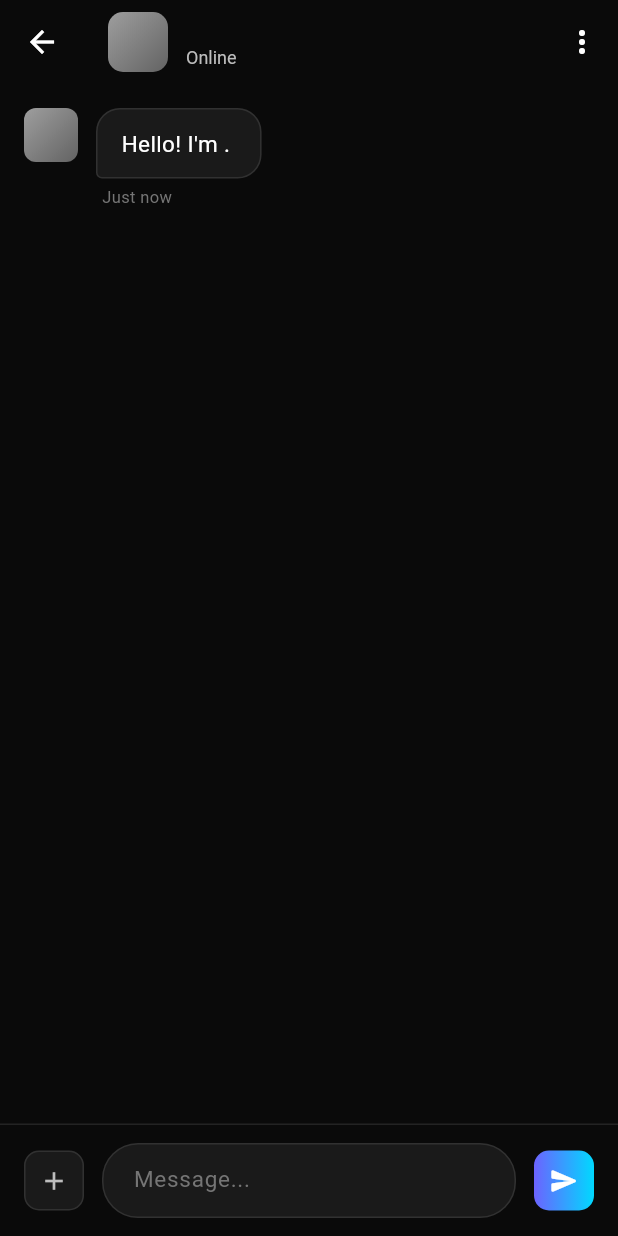
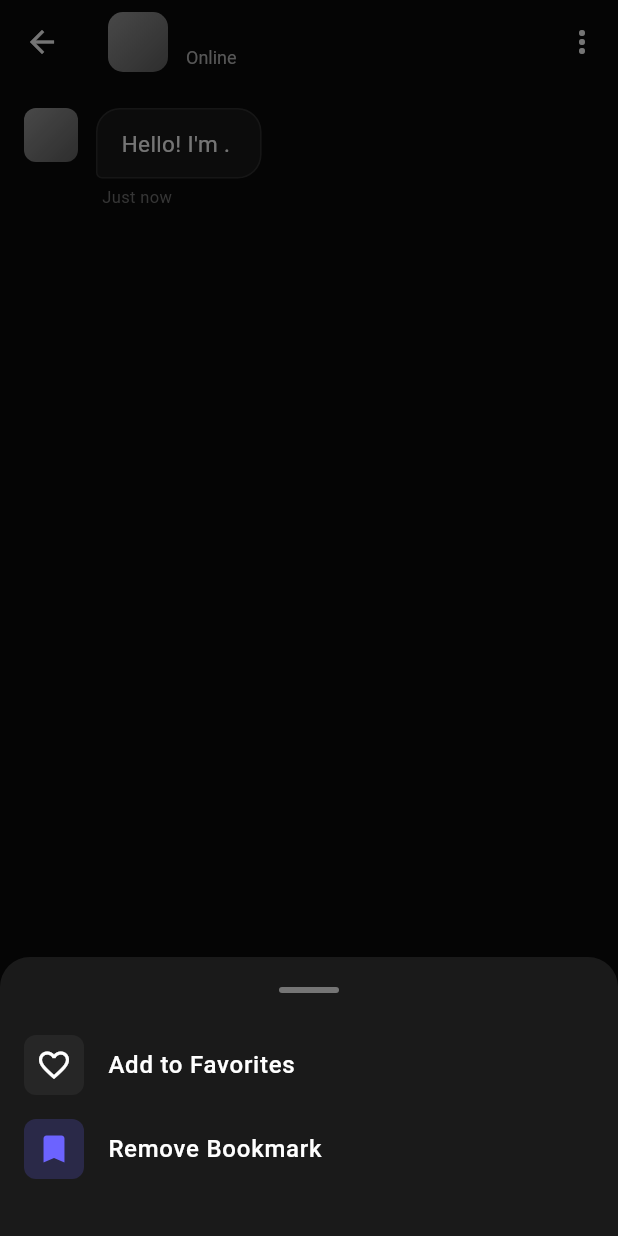
Before and after one commit to accee00/avatar-ai, a Flutter app: the ChatScreen screen opened directly with empty values, after a tap on the "more vert" icon, on a phone screen of 412 x 824 dp. Run offline on Flutter 3.47's test engine with Material 3 defaults, Android fonts, the phone set to English and light mode, and no system bars; our stand-ins replace cloud_firestore, firebase_auth, firebase_core, firebase_storage, flutter_riverpod, fpdart and 4 more; accounts and stored records are empty; generated files the repository leaves out were written again.

Commit message:
Add: Implement chat favorites and bookmarks functionality

```diff
--- a/frontend/lib/features/chat/repository/chat_repository.dart
+++ b/frontend/lib/features/chat/repository/chat_repository.dart
@@ -3,6 +3,7 @@ import 'package:avatar_ai/core/logger/logger.dart';
 import 'package:avatar_ai/features/chat/model/message_model.dart';
 import 'package:cloud_firestore/cloud_firestore.dart';
 import 'package:riverpod_annotation/riverpod_annotation.dart';
+
 part 'chat_repository.g.dart';
 
 @riverpod
@@ -11,22 +12,22 @@ ChatRepository chatRepository(Ref ref) {
 }
 
 class ChatRepository {
-  final FirebaseFirestore _firestore;
+  final FirebaseFirestore firebaseFirestore;
 
-  ChatRepository(this._firestore);
+  ChatRepository(this.firebaseFirestore);
 
   /// Increment character chat count
-  Future<void> incrementChatCount(String characterId) async {
+  Future<void> incrementCharacterChatCount(String characterId) async {
     try {
       logInfo('Incrementing chat count in characters');
-      await _firestore.collection('characters').doc(characterId).update({
+      await firebaseFirestore.collection('characters').doc(characterId).update({
         'chats': FieldValue.increment(1),
       });
     } on FirebaseException catch (e) {
       if (e.code == 'not-found' || e.code == 'permission-denied') {
         try {
           logInfo('Fallback: Incrementing chat count in public_characters');
-          await _firestore
+          await firebaseFirestore
               .collection('public_characters')
               .doc(characterId)
               .update({'chats': FieldValue.increment(1)});
@@ -43,11 +44,107 @@ class ChatRepository {
     }
   }
 
+  /// Add character to favorites
+  Future<void> addToFavorites(String userId, String characterId) async {
+    try {
+      await firebaseFirestore.collection('users').doc(userId).update({
+        'favorites': FieldValue.arrayUnion([characterId]),
+      });
+    } catch (e) {
+      throw Exception('Failed to add to favorites: $e');
+    }
+  }
+
+  /// Remove character from favorites
+  Future<void> removeFromFavorites(String userId, String characterId) async {
+    try {
+      await firebaseFirestore.collection('users').doc(userId).update({
+        'favorites': FieldValue.arrayRemove([characterId]),
+      });
+    } catch (e) {
+      throw Exception('Failed to remove from favorites: $e');
+    }
+  }
+
+  /// Check if character is in favorites
+  Future<bool> isFavorite(String userId, String characterId) async {
+    try {
+      final doc = await firebaseFirestore.collection('users').doc(userId).get();
+      final favorites = List<String>.from(doc.data()?['favorites'] ?? []);
+      return favorites.contains(characterId);
+    } catch (e) {
+      return false;
+    }
+  }
+
+  /// Add chat to bookmarks
+  Future<void> addToBookmarks(
+    String userId,
+    Map<String, dynamic> bookmarkData,
+  ) async {
+    try {
+      await firebaseFirestore
+          .collection('users')
+          .doc(userId)
+          .collection('bookmarks')
+          .doc(bookmarkData['id'])
+          .set(bookmarkData);
+    } catch (e) {
+      throw Exception('Failed to add to bookmarks: $e');
+    }
+  }
+
+  /// Remove chat from bookmarks
+  Future<void> removeFromBookmarks(String userId, String bookmarkId) async {
+    try {
+      await firebaseFirestore
+          .collection('users')
+          .doc(userId)
+          .collection('bookmarks')
+          .doc(bookmarkId)
+          .delete();
+    } catch (e) {
+      throw Exception('Failed to remove from bookmarks: $e');
+    }
+  }
+
+  /// Check if chat is bookmarked
+  Future<bool> isBookmarked(String userId, String characterId) async {
+    try {
+      final doc = await firebaseFirestore
+          .collection('users')
+          .doc(userId)
+          .collection('bookmarks')
+          .doc(characterId)
+          .get();
+      return doc.exists;
+    } catch (e) {
+      return false;
+    }
+  }
+
+  /// Get user's bookmarks
+  Stream<QuerySnapshot> getBookmarksStream(String userId) {
+    return firebaseFirestore
+        .collection('users')
+        .doc(userId)
+        .collection('bookmarks')
+        .orderBy('timestamp', descending: true)
+        .snapshots();
+  }
+
   /// Save message to Firestore
-  Future<void> saveMessage(Message message) async {
+  Future<void> saveMessage({
+    required String userId,
+    required String characterId,
+    required Message message,
+  }) async {
     try {
-      logInfo('Saving chat messages');
-      await _firestore
+      await firebaseFirestore
+          .collection('users')
+          .doc(userId)
+          .collection('chats')
+          .doc(characterId)
           .collection('messages')
           .doc(message.id)
           .set(message.toJson());
@@ -57,11 +154,16 @@ class ChatRepository {
   }
 
   /// Get messages for a character
-  Stream<List<Message>> getMessages(String characterId) {
-    logInfo("Get messages for a character");
-    return _firestore
+  Stream<List<Message>> getMessagesStream({
+    required String userId,
+    required String characterId,
+  }) {
+    return firebaseFirestore
+        .collection('users')
+        .doc(userId)
+        .collection('chats')
+        .doc(characterId)
         .collection('messages')
-        .where('characterId', isEqualTo: characterId)
         .orderBy('timestamp', descending: false)
         .snapshots()
         .map(
--- a/frontend/lib/features/chat/view/chat_screen.dart
+++ b/frontend/lib/features/chat/view/chat_screen.dart
@@ -1,6 +1,7 @@
 import 'package:avatar_ai/features/chat/viewmodel/chat_view_model.dart';
 import 'package:avatar_ai/models/character_model.dart';
 import 'package:avatar_ai/features/chat/model/message_model.dart';
+import 'package:firebase_auth/firebase_auth.dart';
 import 'package:flutter/material.dart';
 import 'package:flutter_riverpod/flutter_riverpod.dart';
 
@@ -17,11 +18,15 @@ class _ChatScreenState extends ConsumerState<ChatScreen> {
   final TextEditingController _messageController = TextEditingController();
   final ScrollController _scrollController = ScrollController();
 
+  final String userId = FirebaseAuth.instance.currentUser!.uid;
+
   @override
   void initState() {
     super.initState();
     WidgetsBinding.instance.addPostFrameCallback((_) {
-      ref.read(chatViewModelProvider.notifier).initializeChat(widget.character);
+      ref
+          .read(chatViewModelProvider.notifier)
+          .initializeChat(character: widget.character, userId: userId);
     });
   }
 
@@ -38,7 +43,7 @@ class _ChatScreenState extends ConsumerState<ChatScreen> {
 
     ref
         .read(chatViewModelProvider.notifier)
-        .sendMessage(text, widget.character);
+        .sendMessage(text: text, character: widget.character, userId: userId);
     _messageController.clear();
     _scrollToBottom();
   }
@@ -53,6 +58,131 @@ class _ChatScreenState extends ConsumerState<ChatScreen> {
         );
       }
     });
+  }
+
+  void _showOptionsMenu() {
+    final chatState = ref.read(chatViewModelProvider);
+
+    showModalBottomSheet(
+      context: context,
+      backgroundColor: const Color(0xFF1A1A1A),
+      shape: const RoundedRectangleBorder(
+        borderRadius: BorderRadius.vertical(top: Radius.circular(20)),
+      ),
+      builder: (context) => Container(
+        padding: const EdgeInsets.symmetric(vertical: 20),
+        child: Column(
+          mainAxisSize: MainAxisSize.min,
+          children: [
+            // Handle bar
+            Container(
+              width: 40,
+              height: 4,
+              decoration: BoxDecoration(
+                color: Colors.grey[600],
+                borderRadius: BorderRadius.circular(2),
+              ),
+            ),
+            const SizedBox(height: 20),
+
+            // Add to Favorites Option
+            ListTile(
+              leading: Container(
+                padding: const EdgeInsets.all(8),
+                decoration: BoxDecoration(
+                  color: chatState.isFavorite
+                      ? const Color(0xFFFF6B9D).withOpacity(0.2)
+                      : Colors.white.withOpacity(0.05),
+                  borderRadius: BorderRadius.circular(8),
+                ),
+                child: Icon(
+                  chatState.isFavorite ? Icons.favorite : Icons.favorite_border,
+                  color: chatState.isFavorite
+                      ? const Color(0xFFFF6B9D)
+                      : Colors.white,
+                ),
+              ),
+              title: Text(
+                chatState.isFavorite
+                    ? 'Remove from Favorites'
+                    : 'Add to Favorites',
+                style: const TextStyle(
+                  color: Colors.white,
+                  fontSize: 16,
+                  fontWeight: FontWeight.w500,
+                ),
+              ),
+              onTap: () {
+                ref
+                    .read(chatViewModelProvider.notifier)
+                    .toggleFavorite(userId, widget.character.id);
+                Navigator.pop(context);
+                ScaffoldMessenger.of(context).showSnackBar(
+                  SnackBar(
+                    content: Text(
+                      style: TextStyle(color: Colors.white),
+                      chatState.isFavorite
+                          ? 'Removed from favorites'
+                          : 'Added to favorites',
+                    ),
+                    backgroundColor: const Color(0xFF1A1A1A),
+                    behavior: SnackBarBehavior.floating,
+                  ),
+                );
+              },
+            ),
+
+            // Bookmark Option
+            ListTile(
+              leading: Container(
+                padding: const EdgeInsets.all(8),
+                decoration: BoxDecoration(
+                  color: chatState.isBookmarked
+                      ? const Color(0xFF6C63FF).withOpacity(0.2)
+                      : Colors.white.withOpacity(0.05),
+                  borderRadius: BorderRadius.circular(8),
+                ),
+                child: Icon(
+                  chatState.isBookmarked
+                      ? Icons.bookmark
+                      : Icons.bookmark_border,
+                  color: chatState.isBookmarked
+                      ? const Color(0xFF6C63FF)
+                      : Colors.white,
+                ),
+              ),
+              title: Text(
+                chatState.isBookmarked ? 'Remove Bookmark' : 'Bookmark Chat',
+                style: const TextStyle(
+                  color: Colors.white,
+                  fontSize: 16,
+                  fontWeight: FontWeight.w500,
+                ),
+              ),
+              onTap: () {
+                ref
+                    .read(chatViewModelProvider.notifier)
+                    .toggleBookmark(userId, widget.character);
+                Navigator.pop(context);
+                ScaffoldMessenger.of(context).showSnackBar(
+                  SnackBar(
+                    content: Text(
+                      chatState.isBookmarked
+                          ? 'Bookmark removed'
+                          : 'Chat bookmarked',
+                    ),
+                    backgroundColor: const Color(0xFF1A1A1A),
+                    behavior: SnackBarBehavior.floating,
+                  ),
+                );
+              },
+            ),
+
+            const SizedBox(height: 10),
+          ],
+        ),
+      ),
+    );
   }
 
   @override
@@ -115,7 +245,10 @@ class _ChatScreenState extends ConsumerState<ChatScreen> {
           ],
         ),
         actions: [
-          IconButton(icon: const Icon(Icons.more_vert), onPressed: () {}),
+          IconButton(
+            icon: const Icon(Icons.more_vert),
+            onPressed: _showOptionsMenu,
+          ),
         ],
       ),
       body: Column(
```
Also changed, not shown: frontend/lib/features/chat/viewmodel/chat_view_model.dart (+251 -59 lines), frontend/lib/features/chat/viewmodel/chat_view_model.g.dart, 2 other files.
